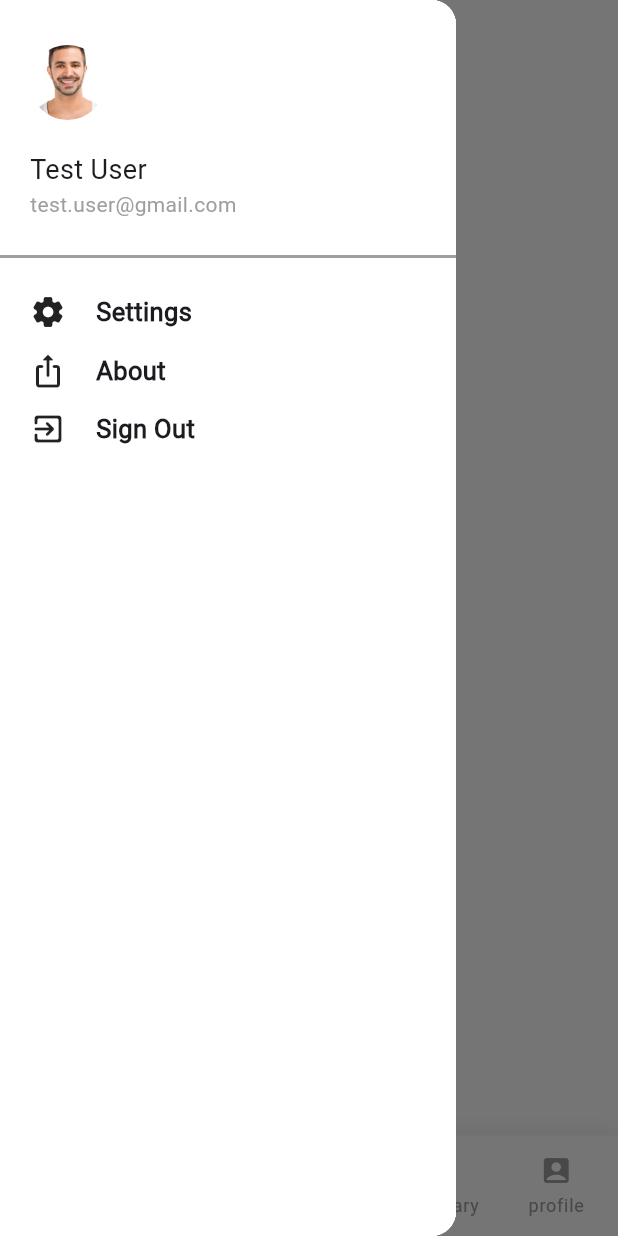
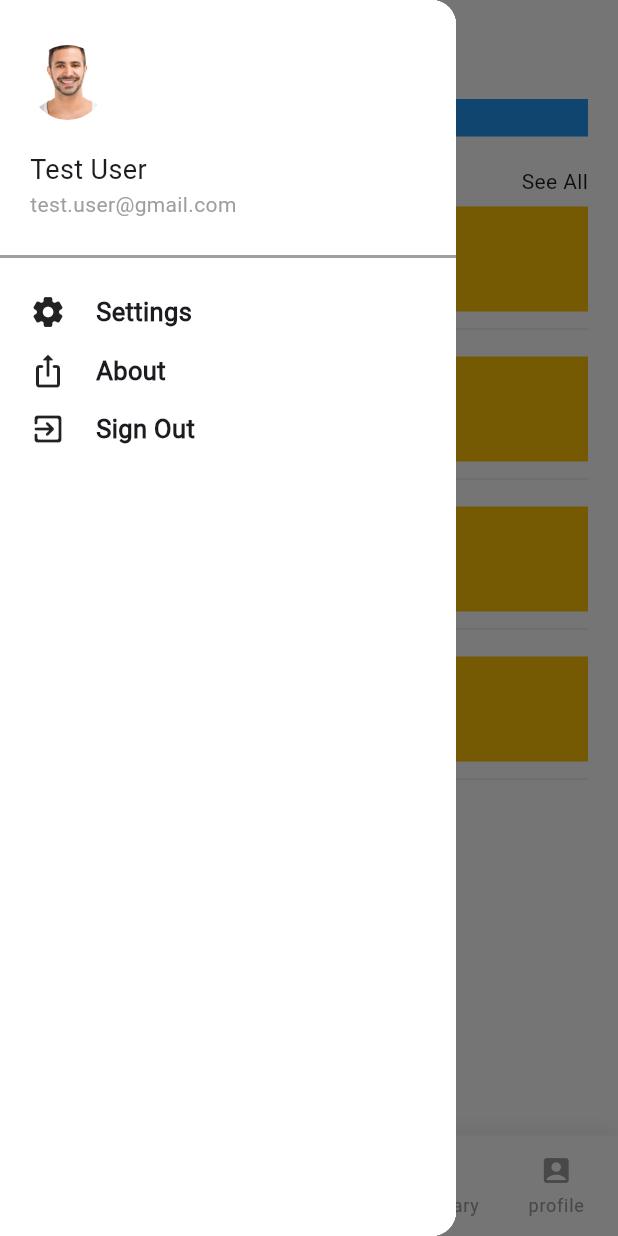
Before and after one commit to kamelmdahduleh/Origin, a Flutter app: the screen it shows after launch, item 2 of the bottom bar chosen, with the side drawer open, on a phone screen of 412 x 824 dp. Run offline on Flutter 3.47's test engine with Material 2 defaults, Android fonts, the light colour scheme and no system bars; drawn by our look-alikes of awesome_bottom_bar.

Commit message:
15:15 update

```diff
--- a/lib/screens/mainBody_screen.dart
+++ b/lib/screens/mainBody_screen.dart
@@ -10,6 +10,7 @@
 import 'health_screen.dart';
 import 'home_screen.dart';
 import 'profile_screen.dart';
+import 'mind_screen.dart';
 
 //
 
@@ -214,25 +215,3 @@
     );
   }
 }
-
-class MindScreen extends StatelessWidget {
-  const MindScreen({super.key});
-
-  @override
-  Widget build(BuildContext context) {
-    return Container(
-      child: Text('Testinggg Minddd...'),
-    );
-  }
-}
-
-class FoodDiaryScreen extends StatelessWidget {
-  const FoodDiaryScreen({super.key});
-
-  @override
-  Widget build(BuildContext context) {
-    return Container(
-      child: Text('Testinggg Food Diary...'),
-    );
-  }
-}
--- a/lib/screens/mind_screen.dart
+++ b/lib/screens/mind_screen.dart
@@ -72,9 +72,11 @@
                               ),
                               Flexible(
                                 flex: 1,
-                                child: Expanded(
+                                child: FractionallySizedBox(
+                                  widthFactor: 1,
                                   child: Container(
                                     height: 70,
+                                    // width: 100,
                                     color: Colors.amber,
                                     child: Text('data'),
                                   ),
```
